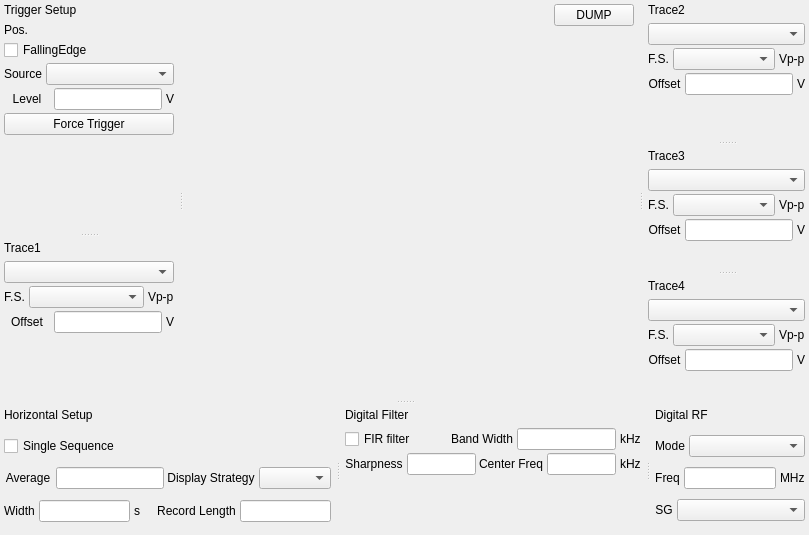
Old version of the form modules/dso/core/dsoform.ui in the repository northriv/KAME.
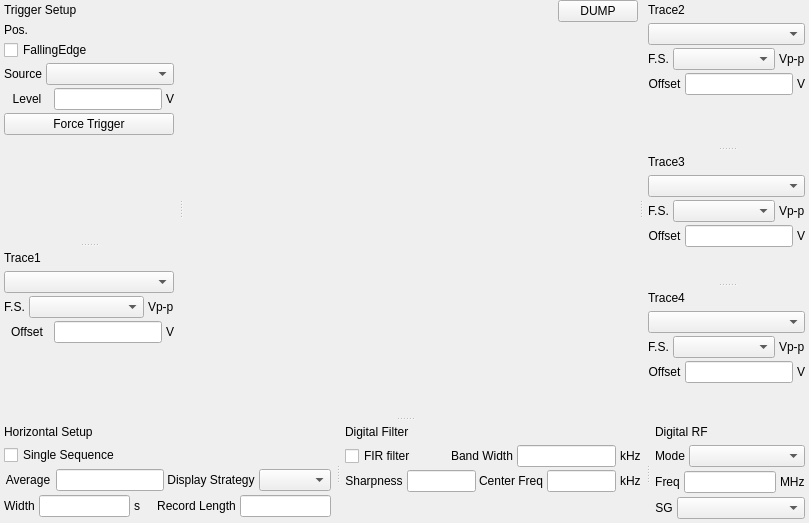
New version of the form. Custom widgets are drawn as their Qt base class.

What changed in the file:
```diff
--- a/modules/dso/core/dsoform.ui
+++ b/modules/dso/core/dsoform.ui
@@ -7,7 +7,7 @@
     <x>0</x>
     <y>0</y>
     <width>799</width>
-    <height>535</height>
+    <height>523</height>
    </rect>
   </property>
   <property name="windowTitle">
@@ -19,10 +19,16 @@
   <widget class="QWidget" name="widget">
    <layout class="QGridLayout" name="gridLayout">
     <property name="margin">
+     <number>0</number>
+    </property>
+    <property name="spacing">
      <number>4</number>
     </property>
     <item row="0" column="0">
      <layout class="QHBoxLayout">
+      <property name="spacing">
+       <number>2</number>
+      </property>
       <item>
        <widget class="KUrlRequester" name="m_urlDump">
         <property name="sizePolicy">
@@ -67,7 +73,7 @@
    <property name="minimumSize">
     <size>
      <width>335</width>
-     <height>100</height>
+     <height>80</height>
     </size>
    </property>
    <property name="features">
@@ -84,6 +90,9 @@
    </attribute>
    <widget class="QWidget" name="dockWidgetContents">
     <layout class="QVBoxLayout" name="verticalLayout_3">
+     <property name="spacing">
+      <number>4</number>
+     </property>
      <property name="margin">
       <number>4</number>
      </property>
@@ -803,7 +812,7 @@
    <property name="minimumSize">
     <size>
      <width>304</width>
-     <height>100</height>
+     <height>80</height>
     </size>
    </property>
    <property name="features">
@@ -820,6 +829,9 @@
    </attribute>
    <widget class="QWidget" name="dockWidgetContents_5">
     <layout class="QGridLayout" name="gridLayout_2">
+     <property name="horizontalSpacing">
+      <number>4</number>
+     </property>
      <property name="margin">
       <number>4</number>
      </property>
@@ -1334,7 +1346,7 @@
    <property name="minimumSize">
     <size>
      <width>158</width>
-     <height>130</height>
+     <height>80</height>
     </size>
    </property>
    <property name="features">
@@ -1348,6 +1360,9 @@
    </attribute>
    <widget class="QWidget" name="dockWidgetContents_4">
     <layout class="QVBoxLayout" name="verticalLayout">
+     <property name="spacing">
+      <number>4</number>
+     </property>
      <property name="margin">
       <number>4</number>
      </property>
```
Left out of the diff: 2 changed lines with no effect on the pictures.
